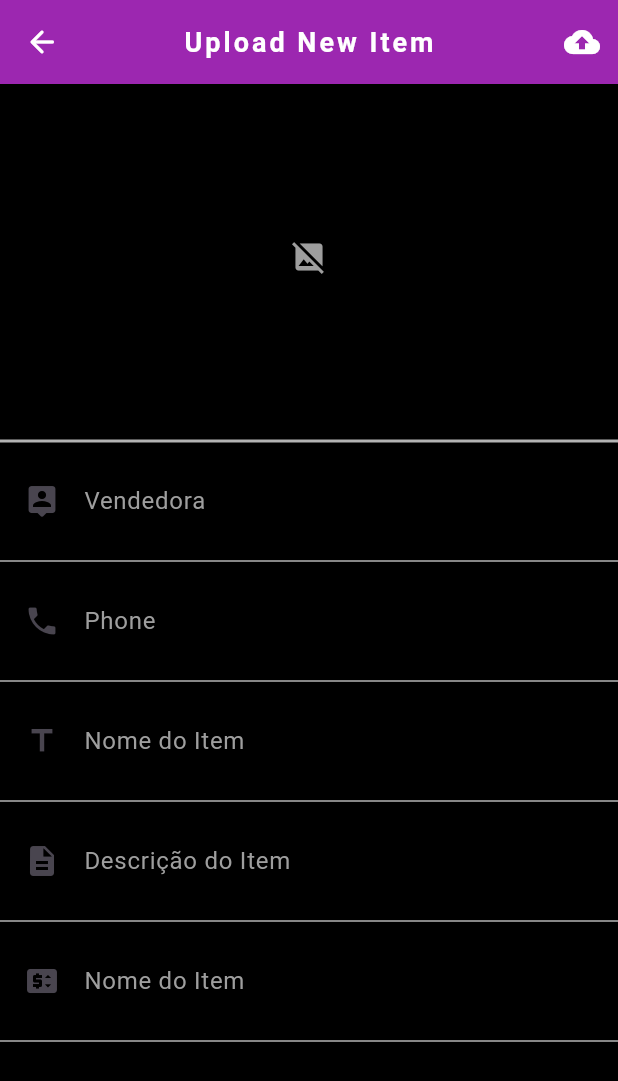
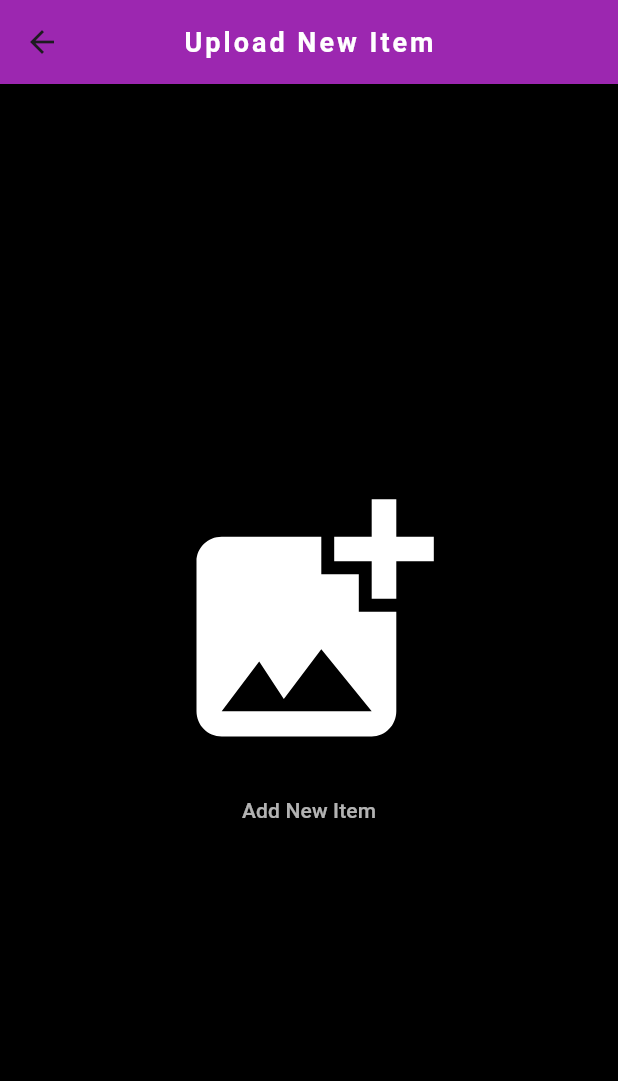
Before and after one commit to LuccasNog/Kea, a Flutter app: the ItemsUploadScreen screen opened directly, on a phone screen of 412 x 824 dp. Shown: the top 1081 px of the screen. Run offline on Flutter 3.47's test engine with Material 3 defaults, Android fonts, the phone set to English and light mode, and no system bars; our stand-ins replace firebase_core; accounts and stored records are empty.

Commit message:
create page upload

```diff
--- a/lib/items_upload_screen.dart
+++ b/lib/items_upload_screen.dart
@@ -190,8 +190,46 @@
     );
   }
 
+//default Screen
+
+  Widget defaultScreen() {
+    return Scaffold(
+        backgroundColor: Colors.black,
+        appBar: AppBar(
+            centerTitle: true,
+            backgroundColor: Colors.purple,
+            title: const Text(
+              'Upload New Item',
+              style: TextStyle(
+                  fontSize: 18,
+                  letterSpacing: 2,
+                  fontWeight: FontWeight.bold,
+                  color: Colors.white),
+            )),
+        body: Center(
+          child: Column(
+            mainAxisAlignment: MainAxisAlignment.center,
+            children: [
+              const Icon(
+                Icons.add_photo_alternate,
+                color: Colors.white,
+                size: 200,
+              ),
+              ElevatedButton(
+                  style:
+                      ElevatedButton.styleFrom(backgroundColor: Colors.black54),
+                  onPressed: () {},
+                  child: const Text(
+                    'Add New Item',
+                    style: TextStyle(color: Colors.white70),
+                  ))
+            ],
+          ),
+        ));
+  }
+
   @override
   Widget build(BuildContext context) {
-    return uploadFormScreen();
+    return defaultScreen();
   }
 }
```
